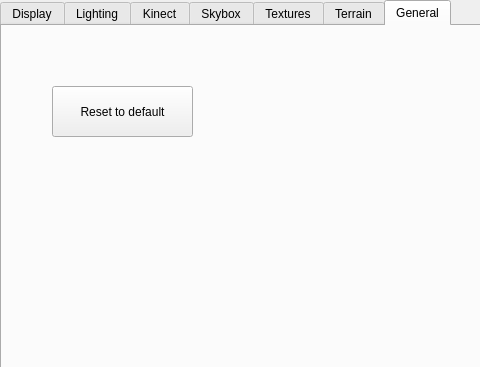
azar923/sandboxQt, file settings.ui: the form before one commit; both pictures show x 0 to 480 and y 0 to 367 of the 941 by 367 pixel window.
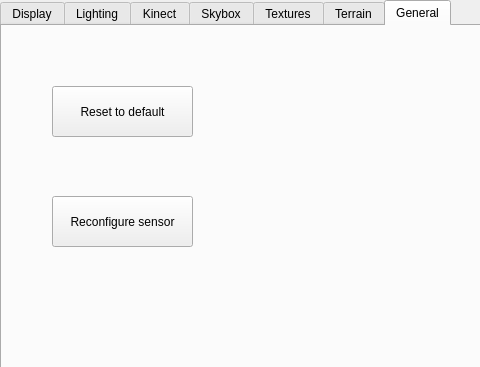
The form after the commit.

Diff of the .ui file:
```diff
--- a/settings.ui
+++ b/settings.ui
@@ -901,6 +901,19 @@
       <string>Reset to default</string>
      </property>
     </widget>
+    <widget class="QPushButton" name="reconfigure">
+     <property name="geometry">
+      <rect>
+       <x>50</x>
+       <y>170</y>
+       <width>141</width>
+       <height>51</height>
+      </rect>
+     </property>
+     <property name="text">
+      <string>Reconfigure sensor</string>
+     </property>
+    </widget>
    </widget>
   </widget>
  </widget>
```
